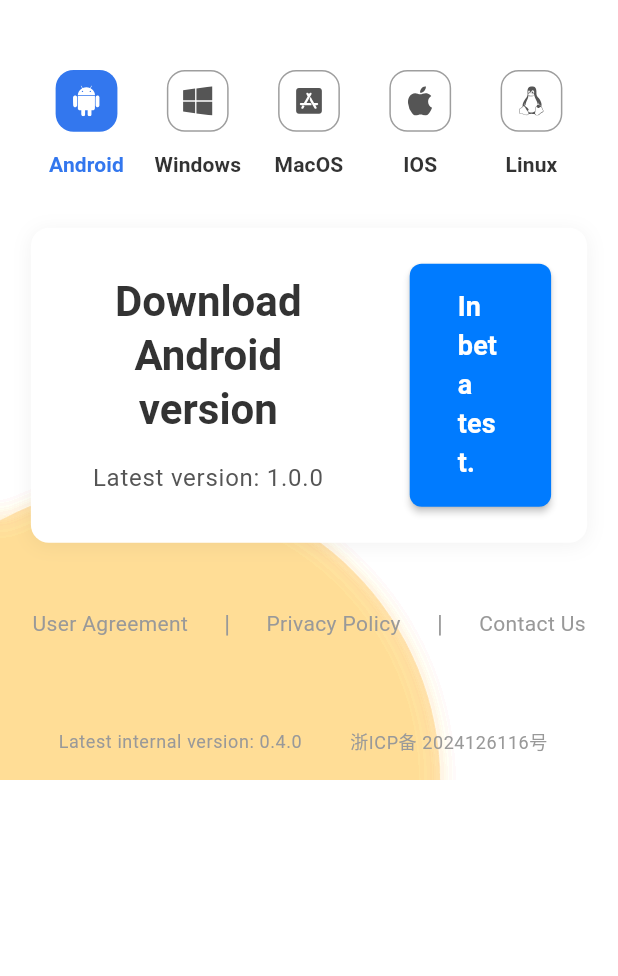
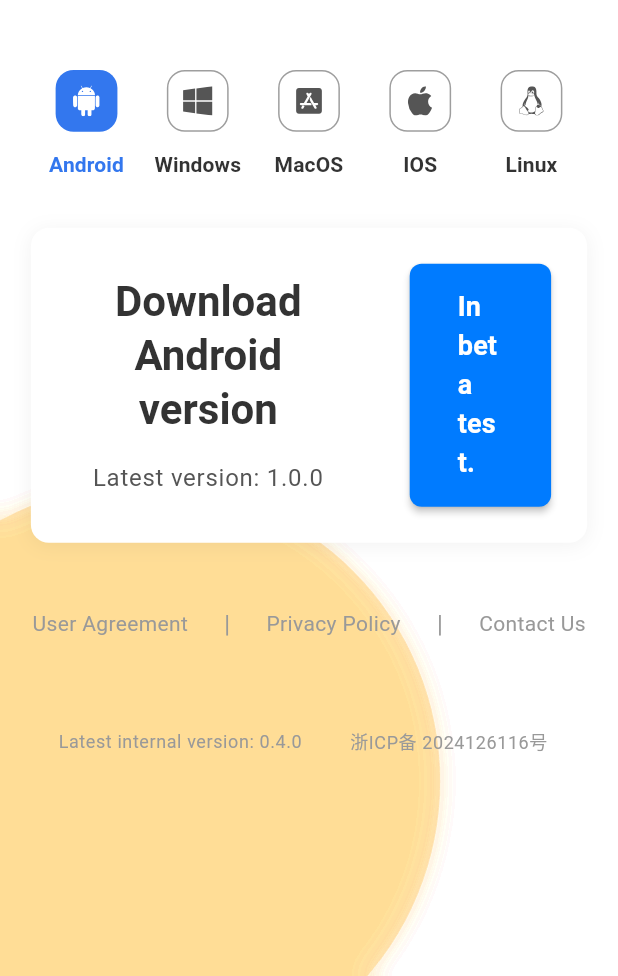
Before and after one commit to wlist-org/wlist_site, a Flutter app: the screen it shows after launch, on a phone screen of 412 x 824 dp, the part 260-1236 px from its top. Run offline on Flutter 3.47's test engine with Material 3 defaults, Android fonts, the phone set to English and light mode, and no system bars; our stand-ins replace flutter_svg; missing offline and left inert: dart:ui_web; generated files the repository leaves out were written again.

Commit message:
fix(lib): 界面优化

```diff
--- a/lib/pages/main_page.dart
+++ b/lib/pages/main_page.dart
@@ -12,7 +12,8 @@ class MainPage extends StatelessWidget {
   @override
   Widget build(BuildContext context) {
     return const Scaffold(
-      body: Stack(
+      body: SizedBox.expand(
+        child: Stack(
           children: [
             BackgroundWithBubbles(),
             SingleChildScrollView(
@@ -35,6 +36,7 @@ class MainPage extends StatelessWidget {
             ),
           ],
         ),
+      ),
     );
   }
 }
```
Also changed, not shown: 1 other file. Lines whose indentation alone changed are shown as unchanged.
